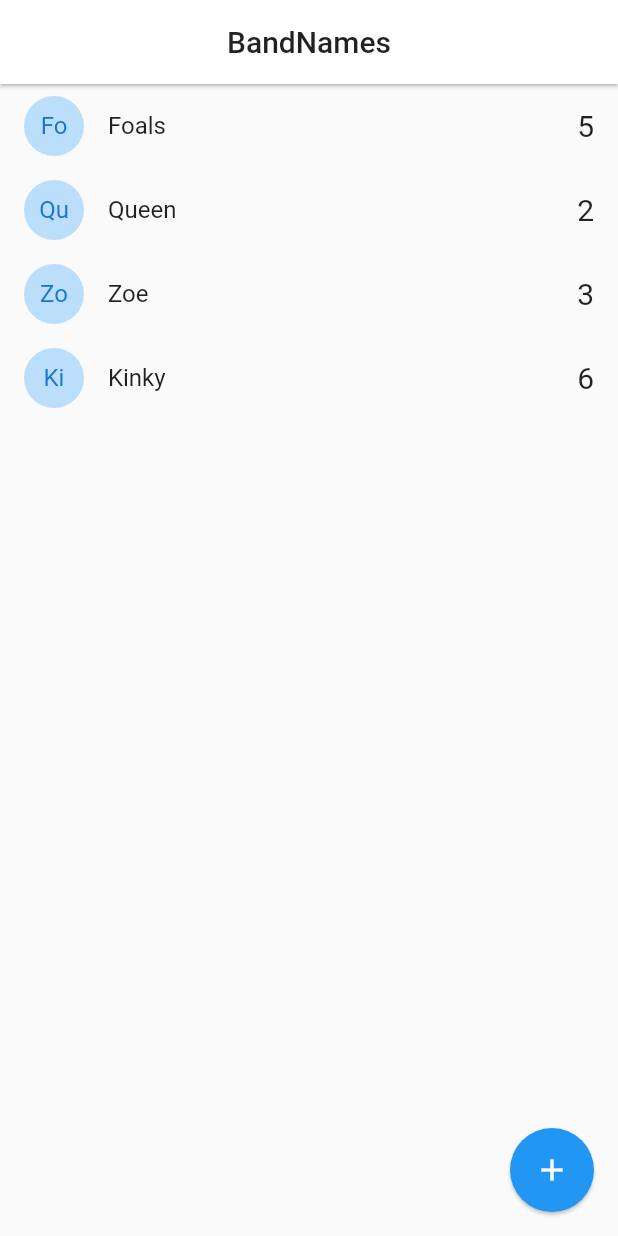
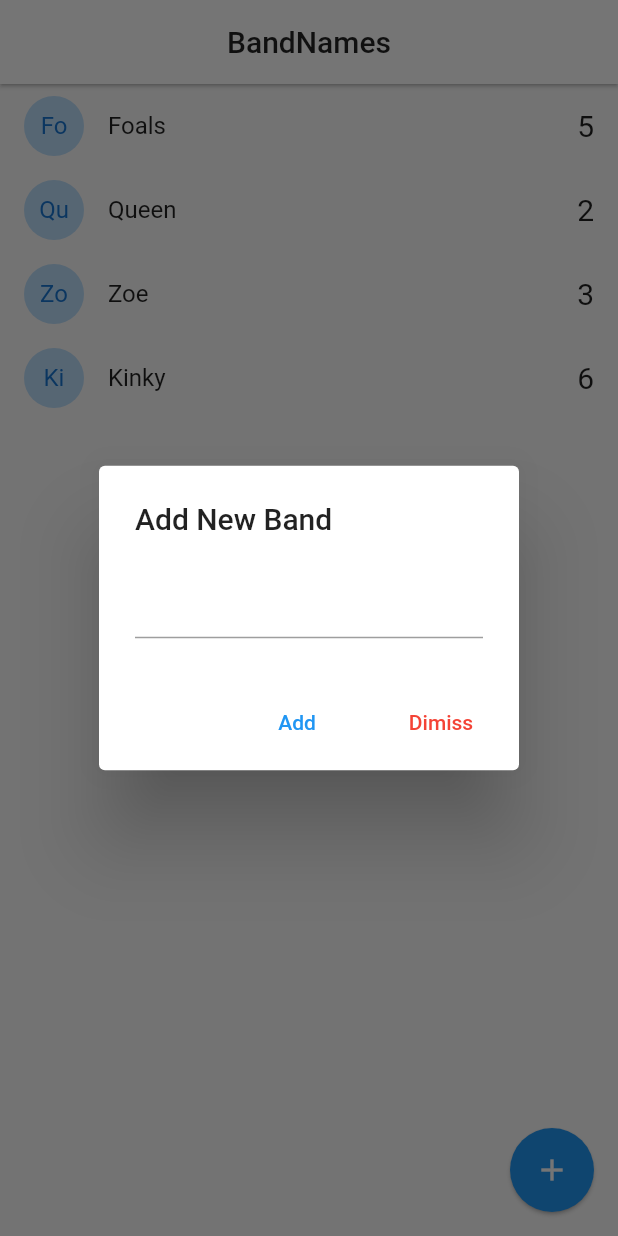
Before and after one commit to ramortega1594/bandNames_app, a Flutter app: the screen it shows after launch, after a tap on the "add" icon, on a phone screen of 412 x 824 dp. Run offline on Flutter 3.47's test engine with Material 2 defaults, Android fonts, the phone set to English and light mode, and no system bars.

Commit message:
InputDialog y CupertinoDialog - Añadir a la lista
Añadimos dos botones, uno para Android y otro para IOS con sus respectivos
diseños de cada plataforma, esto con la finalidad de añadir bandas a la lista

```diff
--- a/lib/src/pages/home_page.dart
+++ b/lib/src/pages/home_page.dart
@@ -1,5 +1,9 @@
+import 'dart:io';
+
+import 'package:flutter/cupertino.dart';
+import 'package:flutter/material.dart';
+
 import 'package:band_names/src/models/band.dart';
-import 'package:flutter/material.dart';
 
 class HomePage extends StatefulWidget {
 
@@ -31,7 +35,7 @@ class _HomePageState extends State<HomePage> {
       ),
       floatingActionButton: FloatingActionButton(
         child: Icon( Icons.add ),
-        onPressed: (){},
+        onPressed: addNewBand,
         elevation: 1,
       ),
     );
@@ -45,9 +49,78 @@ class _HomePageState extends State<HomePage> {
           ),
           title: Text( band.name ),
           trailing: Text( '${band.votes}', style: TextStyle(fontSize: 20.0)),
-          onTap: (){
-            print( band.name );
-          },
+          onTap: () => print(band.name),
         );
   }
+
+  addNewBand() {
+
+    final textController = new TextEditingController();
+
+    if (Platform.isAndroid){
+      // Android
+      return showDialog(
+        context: context,
+        builder: (context){
+          return AlertDialog(
+            title: Text('Add New Band'),
+            content: TextField(
+              controller: textController,
+            ),
+            actions: <Widget>[
+              MaterialButton(
+                textColor: Colors.blue,
+                child: Text('Add'),
+                elevation: 5,
+                onPressed: () => addBandtoList( textController.text )
+              ),
+              MaterialButton(
+                textColor: Colors.red,
+                child: Text('Dimiss'),
+                elevation: 5,
+                onPressed: () => Navigator.pop(context)
+              ),
+            ],
+          );
+        }
+      );
+    }
+
+    showCupertinoDialog(
+      context: context,
+      builder: (_) {
+        return CupertinoAlertDialog(
+          title: Text('New band name:'),
+          content: CupertinoTextField(
+            controller: textController,
+          ),
+          actions: <Widget>[
+            CupertinoDialogAction(
+              isDefaultAction: true,
+              child: Text('Add'),
+              onPressed: () => addBandtoList( textController.text ),
+            ),
+            CupertinoDialogAction(
+              isDestructiveAction: true,
+              child: Text('Dimiss'),
+              onPressed: () => Navigator.pop(context),
+            )
+          ],
+        );
+      }
+    );
+
+
+  }
+
+  void addBandtoList(String name){
+    print(name);
+
+    if ( name.length > 1 ){
+      // Agregamos banda
+      this.bands.add( new Band(id: DateTime.now().toString(), name: name, votes: 0));
+      setState(() {});
+    }
+
+  }
 }
```
